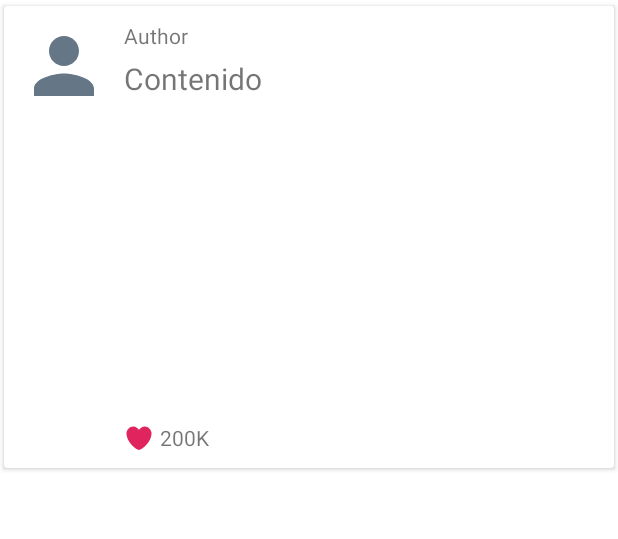
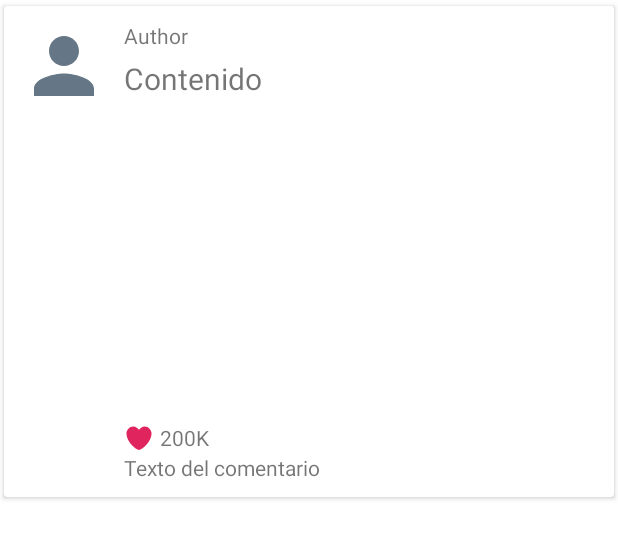
Before and after one commit to d3iBiD23/OnlyPuig, an Android app: the layout viewholder_post.xml on its own in the app's theme, with its tools: preview values and no code run, on a phone screen of 412 x 824 dp. Shown: the top 539 px of the screen. Run offline under Robolectric (Android 15) with nearby library versions, the phone set to English and light mode, and no system bars.

Commit message:
making comments....

```diff
--- a/app/src/main/java/com/example/onlypuig/CommentsFragment.java
+++ b/app/src/main/java/com/example/onlypuig/CommentsFragment.java
@@ -79,7 +79,7 @@ public class CommentsFragment extends Fragment {
                     getString(R.string.APPWRITE_DATABASE_ID),
                     getString(R.string.APPWRITE_COMMENTS_COLLECTION_ID),
                     new ArrayList<String>() {{
-                        add("postId=" + postId);
+                        add("equal('postId', '" + postId + "')");
                     }},
                     new CoroutineCallback<>((result, error) -> {
                         if (error != null) {
@@ -99,7 +99,7 @@ public class CommentsFragment extends Fragment {
         Handler mainHandler = new Handler(Looper.getMainLooper());
         Map<String, Object> data = new HashMap<>();
         data.put("postId", postId);
-        data.put("comment", commentText);
+        data.put("content", commentText);
         // Puedes agregar más campos, como "author" o "createdAt"
         try {
             databases.createDocument(
--- a/app/src/main/res/layout/fragment_comments.xml
+++ b/app/src/main/res/layout/fragment_comments.xml
@@ -8,9 +8,9 @@
 
     <!-- RecyclerView para listar los comentarios -->
     <androidx.recyclerview.widget.RecyclerView
-        android:id="@+id/commentsRecyclerView"
+        android:id="@+id/commentsFragment"
         android:layout_width="match_parent"
-        android:layout_height="0dp"
+        android:layout_height="513dp"
         android:layout_weight="1"
         android:scrollbars="vertical" />
 
--- a/app/src/main/res/layout/viewholder_post.xml
+++ b/app/src/main/res/layout/viewholder_post.xml
@@ -79,6 +79,11 @@
                 android:contentDescription="Eliminar post"
                 android:src="@android:drawable/ic_menu_delete"
                 android:visibility="gone" />
+            <TextView
+                android:id="@+id/commentTextView"
+                android:layout_width="wrap_content"
+                android:layout_height="wrap_content"
+                android:text="Texto del comentario" />
         </LinearLayout>
     </LinearLayout>
 </androidx.cardview.widget.CardView>
```
Also changed, not shown: app/src/main/java/com/example/onlypuig/HomeFragment.java (+2 -5 lines).
